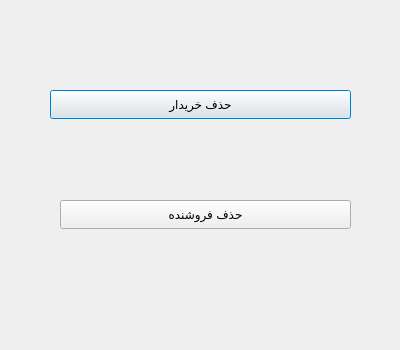
The window that menu/delete_user.ui (AP-projects-4001/alsa) describes before a commit, drawn with Qt 5.
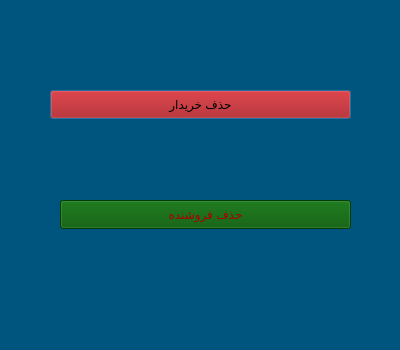
The same window after the commit.

```diff
--- a/menu/delete_user.ui
+++ b/menu/delete_user.ui
@@ -25,6 +25,9 @@
   <property name="windowTitle">
    <string>Dialog</string>
   </property>
+  <property name="styleSheet">
+   <string notr="true">background-color: rgb(0, 85, 127);</string>
+  </property>
   <widget class="QPushButton" name="pushButton">
    <property name="geometry">
     <rect>
@@ -34,6 +37,10 @@
      <height>29</height>
     </rect>
    </property>
+   <property name="styleSheet">
+    <string notr="true">background-color: rgb(170, 0, 0);
+color: rgb(0, 0, 0);</string>
+   </property>
    <property name="text">
     <string>حذف خریدار</string>
    </property>
@@ -47,6 +54,10 @@
      <height>29</height>
     </rect>
    </property>
+   <property name="styleSheet">
+    <string notr="true">background-color: rgb(0, 85, 0);
+color: rgb(170, 0, 0);</string>
+   </property>
    <property name="text">
     <string>حذف فروشنده</string>
    </property>
```
